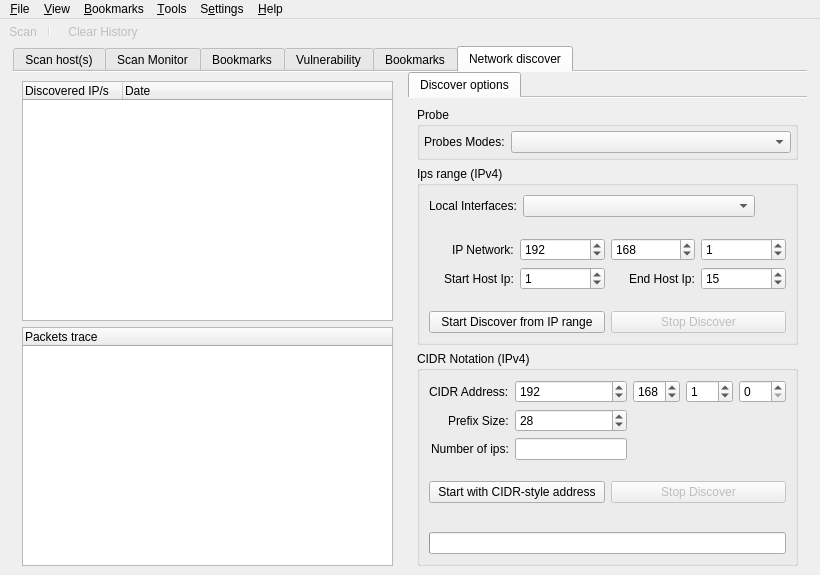
nmapsi4/nmapsi4, file src/app/ui/mainwindow.ui: the form before one commit.
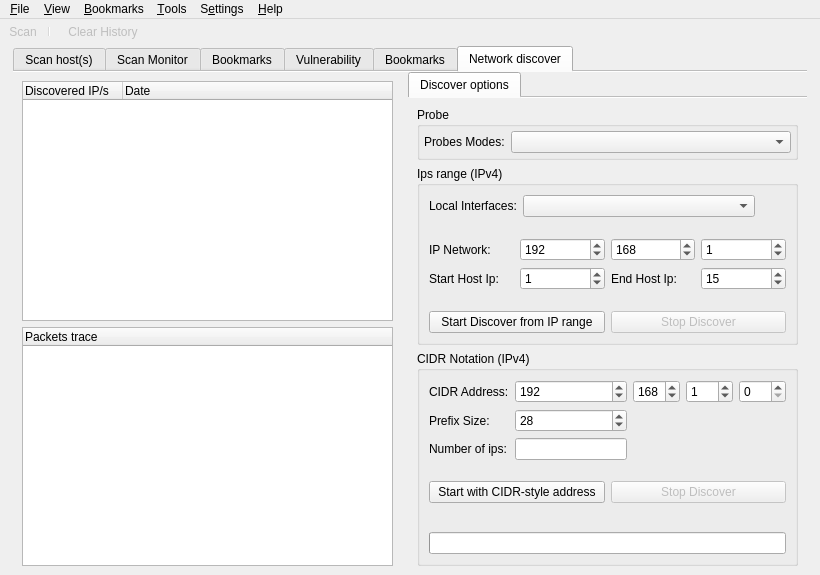
The form after the commit. The open tabs and pages were chosen to show the change. Icons and pictures are not drawn.

Commit message: remove alignment="Qt::AlignRight", compatible only with qt4.8.

```diff
--- a/src/app/ui/mainwindow.ui
+++ b/src/app/ui/mainwindow.ui
@@ -1578,7 +1578,7 @@
                </item>
                <item>
                 <layout class="QGridLayout" name="gridLayout_2">
-                 <item row="0" column="0" alignment="Qt::AlignRight">
+                 <item row="0" column="0">
                   <widget class="QLabel" name="label_2">
                    <property name="text">
                     <string>IP Network:</string>
@@ -1615,7 +1615,7 @@
                    </property>
                   </widget>
                  </item>
-                 <item row="1" column="0" alignment="Qt::AlignRight">
+                 <item row="1" column="0">
                   <widget class="QLabel" name="label_3">
                    <property name="text">
                     <string>Start Host Ip:</string>
@@ -1635,7 +1635,7 @@
                    </property>
                   </widget>
                  </item>
-                 <item row="1" column="2" alignment="Qt::AlignRight">
+                 <item row="1" column="2">
                   <widget class="QLabel" name="label_4">
                    <property name="text">
                     <string>End Host Ip:</string>
@@ -1772,7 +1772,7 @@
                    </property>
                   </widget>
                  </item>
-                 <item row="1" column="0" alignment="Qt::AlignRight">
+                 <item row="1" column="0">
                   <widget class="QLabel" name="label_8">
                    <property name="text">
                     <string>Prefix Size:</string>
@@ -1789,7 +1789,7 @@
                    </property>
                   </widget>
                  </item>
-                 <item row="2" column="0" alignment="Qt::AlignRight">
+                 <item row="2" column="0">
                   <widget class="QLabel" name="label_6">
                    <property name="text">
                     <string>Number of ips:</string>
```
Left out of the diff: 2 changed lines with no effect on the pictures. The commit also changes 5 other files.
